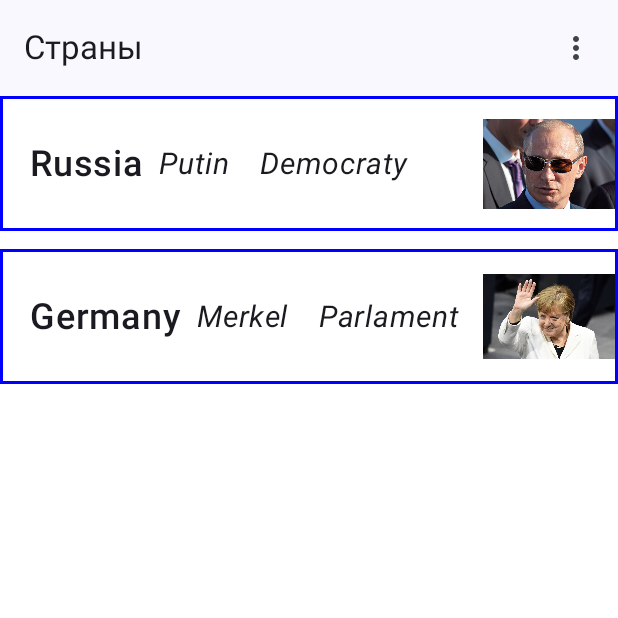
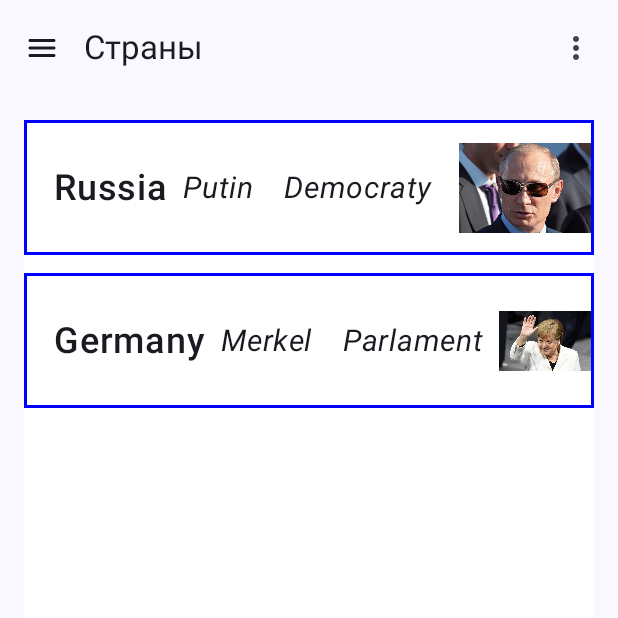
Before and after one commit to YoursSalvation/AndroidStudio, an Android app built with Jetpack Compose: the screen it shows after launch (MainActivity), on a phone screen of 412 x 824 dp, the top half of it. Run offline under Robolectric (Android 15) with nearby library versions, the phone set to English and light mode, and no system bars.

Commit message:
lab7_success?

```diff
--- a/app/src/main/java/com/example/lab2/MainActivity.kt
+++ b/app/src/main/java/com/example/lab2/MainActivity.kt
@@ -72,6 +72,16 @@ import coil.compose.rememberImagePainter
 import com.example.lab2.ui.theme.Lab2Theme
 import kotlinx.coroutines.launch
 import android.Manifest
+import androidx.compose.foundation.layout.Spacer
+import androidx.compose.foundation.layout.height
+import androidx.compose.material.icons.filled.Star
+import androidx.compose.material.icons.rounded.Menu
+import androidx.compose.material3.DrawerValue
+import androidx.compose.material3.ModalDrawerSheet
+import androidx.compose.material3.ModalNavigationDrawer
+import androidx.compose.material3.NavigationDrawerItem
+import androidx.compose.material3.NavigationDrawerItemDefaults
+import androidx.compose.material3.rememberDrawerState
 
 class MainActivity : ComponentActivity() {
     private val viewModel = ItemViewModel() //модель данных нашего списка
@@ -117,7 +127,6 @@ class MainActivity : ComponentActivity() {
                     Column(Modifier.fillMaxSize()) { //создаем колонку
                         MakeAppBar(viewModel, lazyListState, dbHelper!!)
                         //MakeInputPart(viewModel, lazyListState)//вызываем ф-ию для создания полей ввода данных
-                        MakeList(viewModel, lazyListState, dbHelper!!) //вызываем ф-ию для самого списка с данными
                     }
                 }
             }
@@ -161,6 +170,7 @@ fun MakeAppBar(model: ItemViewModel, lazyListState: LazyListState, dbHelper: Lan
 
     if (openDialog.value) //если дочернее окно вызвано, то запускаем функцию для его создания
         MakeAlertDialog(context = mContext, dialogTitle = "About", openDialog = openDialog)
+    val drawerStateObj = rememberDrawerState(initialValue = DrawerValue.Closed)
     TopAppBar( //создаем верхнюю панель нашего приложения, в нем будет меню
         title = { Text("Страны") }, //заголовок в верхней панели
         actions = { //здесь разные действия можно прописать, например, иконку для меню
@@ -195,6 +205,50 @@ fun MakeAppBar(model: ItemViewModel, lazyListState: LazyListState, dbHelper: Lan
                         mDisplayMenu = !mDisplayMenu //и меняем признак открытия меню
                     }
                 )
+            }
+        },
+        navigationIcon = { //описываем левую кнопку с навигацией (три горизонтальных полоски)
+            IconButton( //кнопка с иконкой
+                onClick = { //при нажатии на нее будет раскрываться или закрываться меню
+                    scope.launch {
+                        if (drawerStateObj.isClosed) drawerStateObj.open() //для открытия
+                        else drawerStateObj.close() //для закрытия
+                    }
+                },
+            ) {
+                Icon( //для самой иконки
+                    Icons.Rounded.Menu, //берем изображение из системных ресурсов
+                    contentDescription = "" //можно добавить описание
+                )
+            }
+        }
+    )
+    ModalNavigationDrawer( //это само боковое левое меню
+        drawerState = drawerStateObj, //параметр, отвечающий за раскрытие меню, связываем с нашим объектом
+        drawerContent = { //содержимое меню
+            ModalDrawerSheet { //лист с меню
+                Spacer(Modifier.height(12.dp)) //отступ
+                NavigationDrawerItem( //пункт меню
+                    icon = { Icon(Icons.Default.Star, contentDescription = null) }, //иконка для него
+                    label = { Text("Drawing") }, //текст для него
+                    selected = false, //выбран или нет (актуально, когда несколько эл-ов)
+                    onClick = { //обработчик нажатия
+                        scope.launch { drawerStateObj.close() } //закрываем меню
+                        val newAct = Intent(mContext, DrawingActivity::class.java)//создаем намерение
+                        mContext.startActivity(newAct) //и запускаем новое активити (описано ниже)
+                    },
+                    modifier = Modifier.padding(NavigationDrawerItemDefaults.ItemPadding)
+                )
+            }
+        },
+        content = { //а здесь содержимое нашего приложения, сюда переносим вызов метода MakeList
+            Column(
+                modifier = Modifier
+                    .fillMaxSize()
+                    .padding(16.dp),
+                horizontalAlignment = Alignment.CenterHorizontally
+            ) {
+                MakeList(viewModel = model, lazyListState, dbHelper)
             }
         }
     )
--- a/app/src/main/res/values/strings.xml
+++ b/app/src/main/res/values/strings.xml
@@ -4,4 +4,9 @@
     <string name="Germany">Автор - Райан Гослинг.</string>
     <string name="About">Автор - Прохоров Дмитрий Сергеевич.</string>
     <string name="title_activity_input">InputActivity</string>
+    <string name="title_activity_drawing" translatable="false">DrawingActivity</string>
+    <string name="title_activity_drawing2" translatable="false">DrawingActivity2</string>
+    <string name="rect">Rect</string>
+    <string name="circle">Circle</string>
+    <string name="image">Image</string>
 </resources>
```
Also changed, not shown: app/src/main/java/com/example/lab2/DrawingActivity.kt (added, +93 -0 lines), app/src/main/java/com/example/lab2/MyGraphView.kt (added, +102 -0 lines), 3 other files.
